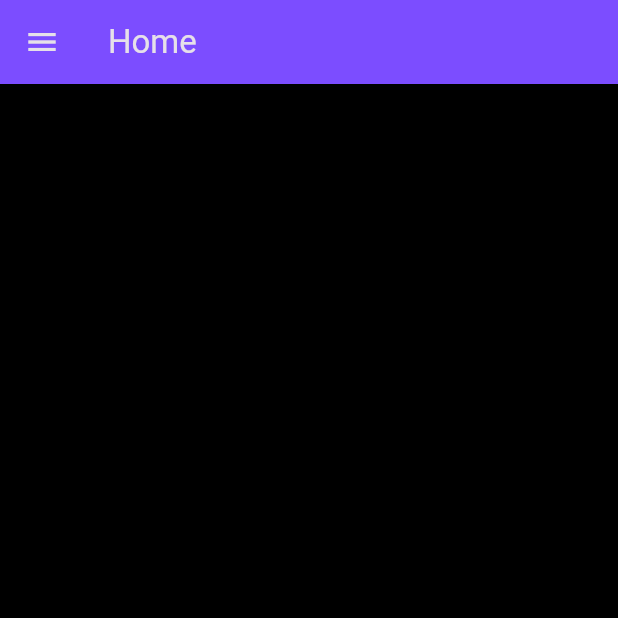
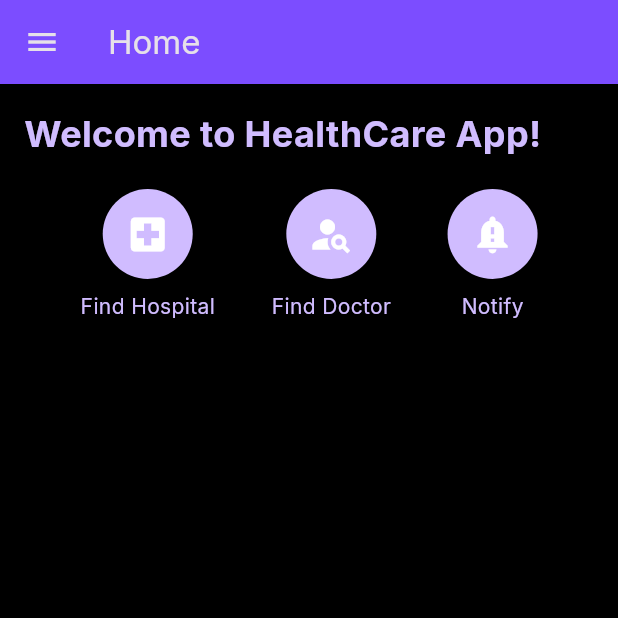
Before and after one commit to Phil-wanjala/Phil-wanjala, a Flutter app: the screen it shows once a user with an empty profile is signed in, on a phone screen of 412 x 824 dp, the top half of it. Run offline on Flutter 3.47's test engine with Material 3 defaults, Android fonts, the phone set to English and light mode, and no system bars; our stand-ins replace firebase_auth, firebase_core, google_fonts; accounts and stored records are empty; network calls fail.

Commit message:
Made some changes but in the code

```diff
--- a/chat_app/lib/components/my_button.dart
+++ b/chat_app/lib/components/my_button.dart
@@ -7,7 +7,7 @@ class GlowingButton extends StatelessWidget {
   const GlowingButton({
     super.key,
     required this.text,
-    required this.onPressed,});
+    required this.onPressed, required TextStyle style,});
 
   @override
   Widget build(BuildContext context) {
--- a/chat_app/lib/pages/home_page.dart
+++ b/chat_app/lib/pages/home_page.dart
@@ -1,18 +1,114 @@
 import 'package:chat_app/components/my_drawer.dart';
 import 'package:flutter/material.dart';
+import 'package:google_fonts/google_fonts.dart';
+import 'find_hospital_page.dart';
+import 'find_doctor_page.dart';
+import 'notify_page.dart';
 
 class HomePage extends StatelessWidget {
   const HomePage({super.key});
 
-
-
   @override
   Widget build(BuildContext context) {
     return Scaffold(
-      appBar: AppBar(title: Text("Home"),
+      appBar: AppBar(
+        title: Text(
+          "Home",
+          style: GoogleFonts.inter(),
+        ),
+      ),
+      drawer: const MyDrawer(),
+      body: SingleChildScrollView(
+        child: Padding(
+          padding: const EdgeInsets.all(16.0),
+          child: Column(
+            crossAxisAlignment: CrossAxisAlignment.start,
+            children: [
+              // Welcome message
+              Text(
+                "Welcome to HealthCare App!",
+                style: GoogleFonts.inter(
+                  textStyle: TextStyle(
+                    fontSize: 24,
+                    fontWeight: FontWeight.bold,
+                    color: Theme.of(context).colorScheme.primary,
+                  ),
+                ),
+              ),
+              const SizedBox(height: 20),
 
+              // Quick actions
+              Row(
+                mainAxisAlignment: MainAxisAlignment.spaceEvenly,
+                children: [
+                  _buildQuickAction(
+                    context,
+                    icon: Icons.local_hospital,
+                    label: "Find Hospital",
+                    onTap: () {
+                      // Navigate to find hospital page
+                      Navigator.push(
+                        context,
+                        MaterialPageRoute(builder: (context) => const FindHospitalPage()
+                        ),
+                      );
+                    },
+                  ),
+                  _buildQuickAction(
+                    context,
+                    icon: Icons.person_search,
+                    label: "Find Doctor",
+                    onTap: () {
+                      // Navigate to find doctor page
+                      Navigator.push(
+                        context,
+                        MaterialPageRoute(builder: (context) => const FindDoctorPage()
+                        ),
+                      );
+                    },
+                  ),
+                  _buildQuickAction(
+                    context,
+                    icon: Icons.notification_important,
+                    label: "Notify",
+                    onTap: () {
+                      // Navigate to notify page
+                      Navigator.push(
+                        context,
+                        MaterialPageRoute(builder: (context) => const NotifyPage()
+                        ),
+                      );
+                    },
+                  ),
+                ],
+              ),
+              const SizedBox(height: 20),
+            ],
+          ),
+        ),
       ),
-      drawer: MyDrawer()
-      );
+    );
+  }
+
+  Widget _buildQuickAction(BuildContext context, {required IconData icon, required String label, required VoidCallback onTap}) {
+    return GestureDetector(
+      onTap: onTap,
+      child: Column(
+        children: [
+          CircleAvatar(
+            radius: 30,
+            backgroundColor: Theme.of(context).colorScheme.primary,
+            child: Icon(icon, size: 30, color: Colors.white),
+          ),
+          const SizedBox(height: 8),
+          Text(
+            label,
+            style: GoogleFonts.inter(
+              textStyle: TextStyle(color: Theme.of(context).colorScheme.primary),
+            ),
+          ),
+        ],
+      ),
+    );
   }
 }
--- a/chat_app/lib/pages/login_page.dart
+++ b/chat_app/lib/pages/login_page.dart
@@ -1,6 +1,7 @@
 import 'package:chat_app/auth/auth_service.dart';
 import 'package:chat_app/components/my_button.dart';
 import 'package:flutter/material.dart';
+import 'package:google_fonts/google_fonts.dart';
 
 class LoginPage extends StatelessWidget {
 
@@ -44,7 +45,7 @@ class LoginPage extends StatelessWidget {
           children: [
             // logo
             Icon(
-              Icons.message,
+              Icons.local_hospital_sharp,
               size: 60,
               color: Theme.of(context).colorScheme.primary,
             ),
@@ -53,7 +54,7 @@ class LoginPage extends StatelessWidget {
 
             // welcome back message
             Text(
-              "Welcome back, you've been missed",
+              "Welcome dear patient",
               style: TextStyle(
                 color: Theme.of(context).colorScheme.primary,
                 fontSize: 16,
@@ -69,6 +70,7 @@ class LoginPage extends StatelessWidget {
 
               decoration: InputDecoration(
                 labelText: "Email",
+                labelStyle: GoogleFonts.inter(),
                 border: OutlineInputBorder(borderRadius: BorderRadius.circular(10,)
                 )
               )
@@ -82,6 +84,7 @@ class LoginPage extends StatelessWidget {
             controller: _pwController,
             decoration: InputDecoration(
               labelText: "Password",
+              labelStyle: GoogleFonts.inter(),
               border: OutlineInputBorder(borderRadius: BorderRadius.circular(10),
               )
             ),
@@ -93,6 +96,7 @@ class LoginPage extends StatelessWidget {
             GlowingButton(
               text: "Login",
               onPressed: () => login(context),
+              style: GoogleFonts.inter(),
             ),
 
             const SizedBox(height: 25),
--- a/chat_app/lib/pages/register_page.dart
+++ b/chat_app/lib/pages/register_page.dart
@@ -1,6 +1,7 @@
 import 'package:chat_app/auth/auth_service.dart';
 import 'package:chat_app/components/my_button.dart';
 import 'package:flutter/material.dart';
+import 'package:google_fonts/google_fonts.dart';
 
 class RegisterPage extends StatelessWidget {
   // email and password text controllers
@@ -122,7 +123,9 @@ class RegisterPage extends StatelessWidget {
             //register button
             GlowingButton(
               text: "Register",
+
               onPressed: () => register(context),
+              style: GoogleFonts.inter()
             ),
 
             const SizedBox(height: 25),
--- a/chat_app/pubspec.yaml
+++ b/chat_app/pubspec.yaml
@@ -30,6 +30,11 @@ environment:
 dependencies:
   flutter:
     sdk: flutter
+
+  google_fonts: ^6.2.1
+  geolocator: ^9.0.2
+  cloud_firestore: ^5.6.0
+  geocoding: ^2.0.5
 
 
   # The following adds the Cupertino Icons font to your application.
```
Also changed, not shown: chat_app/lib/pages/settings_page.dart (+66 -1 lines), chat_app/pubspec.lock, 4 other files.
